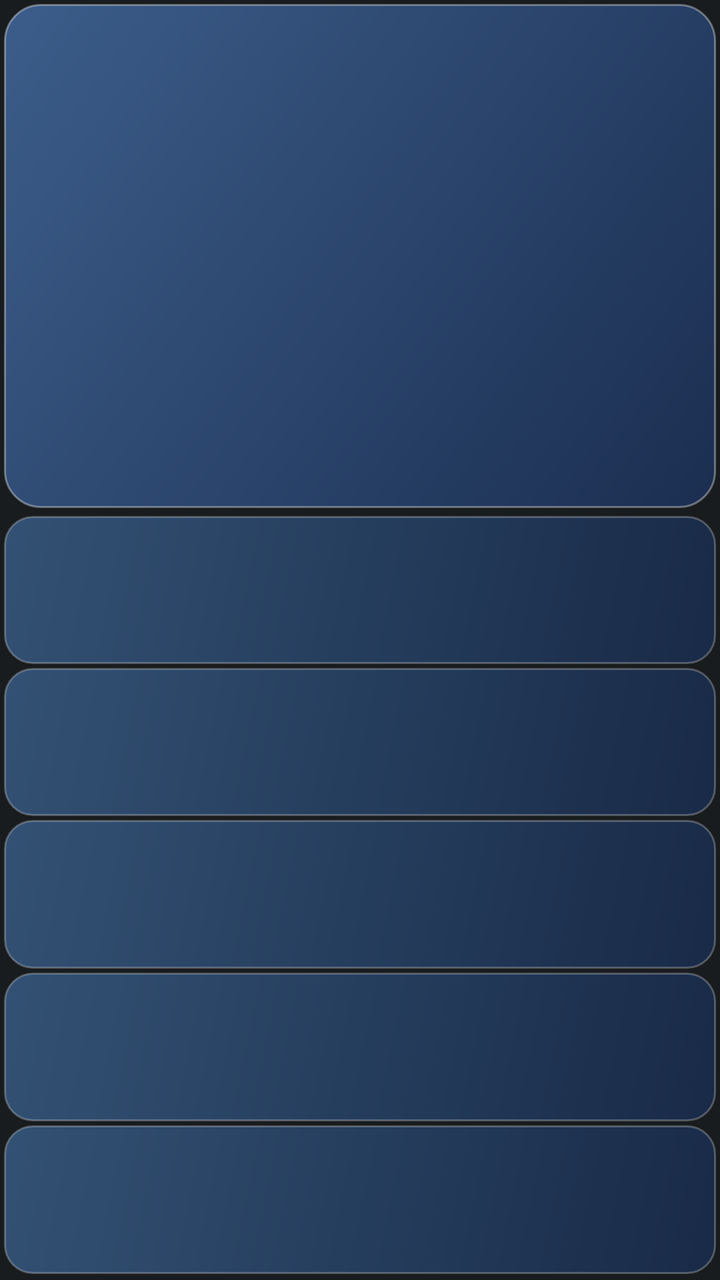
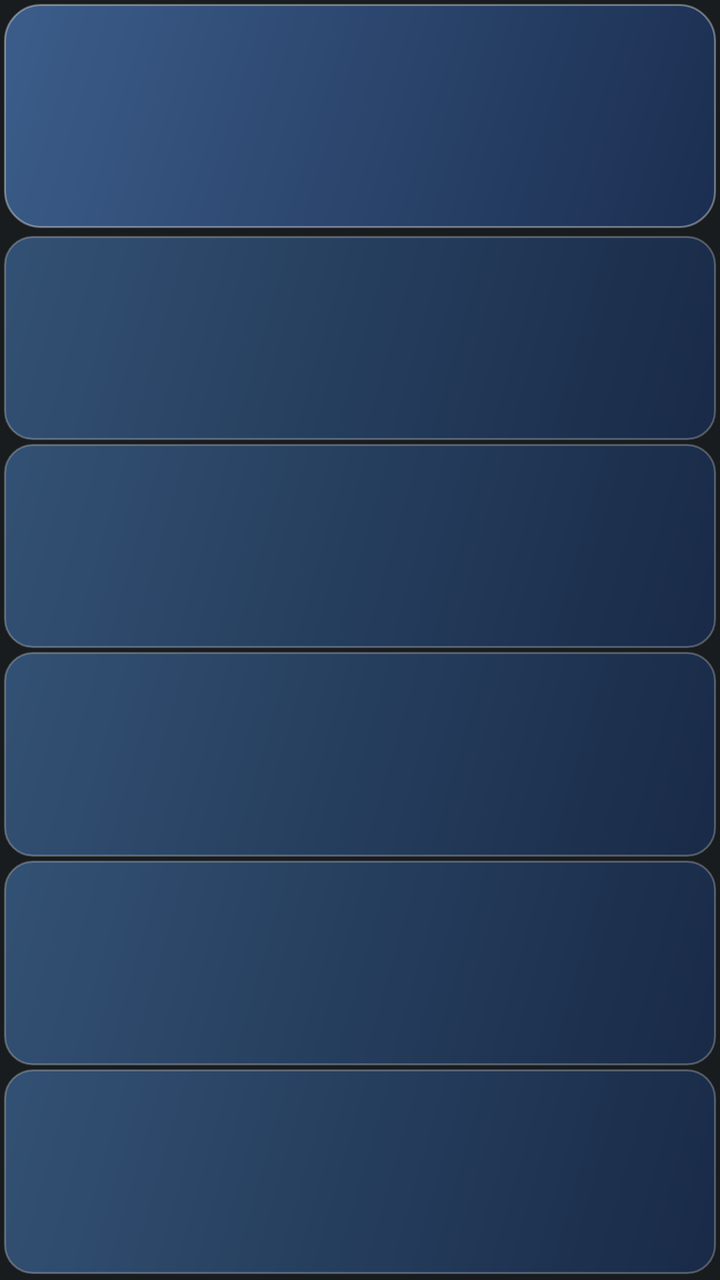

Two renders of the same Android screen: before a commit and after it. Below are the layout's source before the change and the commit's diff.
<!-- AndroidManifest.xml: application theme android:Theme.DeviceDefault.NoActionBar -->
<!-- res/layout/widget_namaz.xml -->
<?xml version="1.0" encoding="utf-8"?>
<LinearLayout xmlns:android="http://schemas.android.com/apk/res/android"
    android:id="@+id/w_root"
    android:layout_width="match_parent"
    android:layout_height="match_parent"
    android:background="@drawable/widget_bg"
    android:orientation="vertical"
    android:padding="2dp">

    
    <LinearLayout
        android:id="@+id/w_card"
        android:layout_width="match_parent"
        android:layout_height="0dp"
        android:layout_marginBottom="3dp"
        android:layout_weight="4.3"
        android:background="@drawable/glass_card"
        android:gravity="center"
        android:orientation="vertical"
        android:padding="4dp">

        <TextView
            android:id="@+id/w_clock"
            android:layout_width="wrap_content"
            android:layout_height="wrap_content"
            android:layout_marginBottom="2dp"
            android:fontFamily="sans-serif"
            android:includeFontPadding="false"
            android:maxLines="1"
            android:textColor="#FFFFFF"
            android:textSize="16sp"
            android:textStyle="bold" />

        <TextView
            android:id="@+id/w_label"
            android:layout_width="wrap_content"
            android:layout_height="wrap_content"
            android:fontFamily="sans-serif"
            android:includeFontPadding="false"
            android:maxLines="1"
            android:textColor="#FFFFFF"
            android:textSize="10sp"
            android:textStyle="bold" />

        <TextView
            android:id="@+id/w_countdown"
            android:layout_width="wrap_content"
            android:layout_height="wrap_content"
            android:layout_marginTop="2dp"
            android:fontFamily="sans-serif"
            android:gravity="center"
            android:includeFontPadding="false"
            android:maxLines="2"
            android:textColor="#FFFFFF"
            android:textSize="16sp"
            android:textStyle="bold" />
    </LinearLayout>

    
    <LinearLayout
        android:layout_width="match_parent"
        android:layout_height="0dp"
        android:layout_weight="6.5"
        android:orientation="vertical">

        <LinearLayout
            android:id="@+id/p0"
            android:layout_width="match_parent"
            android:layout_height="0dp"
            android:layout_marginTop="1dp"
            android:layout_marginBottom="1dp"
            android:layout_weight="1"
            android:background="@drawable/glass_tile"
            android:gravity="center"
            android:orientation="vertical"
            android:paddingStart="2dp"
            android:paddingEnd="2dp">

            <TextView
                android:id="@+id/p0_name"
                android:layout_width="wrap_content"
                android:layout_height="wrap_content"
                android:fontFamily="sans-serif"
                android:includeFontPadding="false"
                android:maxLines="1"
                android:textColor="#E3ECF7"
                android:textSize="10sp"
                android:textStyle="bold" />

            <TextView
                android:id="@+id/p0_time"
                android:layout_width="wrap_content"
                android:layout_height="wrap_content"
                android:fontFamily="sans-serif"
                android:includeFontPadding="false"
                android:maxLines="1"
                android:textColor="#FFFFFF"
                android:textSize="14sp"
                android:textStyle="bold" />
        </LinearLayout>

        <LinearLayout
            android:id="@+id/p1"
            android:layout_width="match_parent"
            android:layout_height="0dp"
            android:layout_marginTop="1dp"
            android:layout_marginBottom="1dp"
            android:layout_weight="1"
            android:background="@drawable/glass_tile"
            android:gravity="center"
            android:orientation="vertical"
            android:paddingStart="2dp"
            android:paddingEnd="2dp">

            <TextView
                android:id="@+id/p1_name"
                android:layout_width="wrap_content"
                android:layout_height="wrap_content"
                android:fontFamily="sans-serif"
                android:includeFontPadding="false"
                android:maxLines="1"
                android:textColor="#E3ECF7"
                android:textSize="10sp"
                android:textStyle="bold" />

            <TextView
                android:id="@+id/p1_time"
                android:layout_width="wrap_content"
                android:layout_height="wrap_content"
                android:fontFamily="sans-serif"
                android:includeFontPadding="false"
                android:maxLines="1"
                android:textColor="#FFFFFF"
                android:textSize="14sp"
                android:textStyle="bold" />
        </LinearLayout>

        <LinearLayout
            android:id="@+id/p2"
            android:layout_width="match_parent"
            android:layout_height="0dp"
            android:layout_marginTop="1dp"
            android:layout_marginBottom="1dp"
            android:layout_weight="1"
            android:background="@drawable/glass_tile"
            android:gravity="center"
            android:orientation="vertical"
            android:paddingStart="2dp"
            android:paddingEnd="2dp">

            <TextView
                android:id="@+id/p2_name"
                android:layout_width="wrap_content"
                android:layout_height="wrap_content"
                android:fontFamily="sans-serif"
                android:includeFontPadding="false"
                android:maxLines="1"
                android:textColor="#E3ECF7"
                android:textSize="10sp"
                android:textStyle="bold" />

            <TextView
                android:id="@+id/p2_time"
                android:layout_width="wrap_content"
                android:layout_height="wrap_content"
                android:fontFamily="sans-serif"
                android:includeFontPadding="false"
                android:maxLines="1"
                android:textColor="#FFFFFF"
                android:textSize="14sp"
                android:textStyle="bold" />
        </LinearLayout>

        <LinearLayout
            android:id="@+id/p3"
            android:layout_width="match_parent"
            android:layout_height="0dp"
            android:layout_marginTop="1dp"
            android:layout_marginBottom="1dp"
            android:layout_weight="1"
            android:background="@drawable/glass_tile"
            android:gravity="center"
            android:orientation="vertical"
            android:paddingStart="2dp"
            android:paddingEnd="2dp">

            <TextView
                android:id="@+id/p3_name"
                android:layout_width="wrap_content"
                android:layout_height="wrap_content"
                android:fontFamily="sans-serif"
                android:includeFontPadding="false"
                android:maxLines="1"
                android:textColor="#E3ECF7"
                android:textSize="10sp"
                android:textStyle="bold" />

            <TextView
                android:id="@+id/p3_time"
                android:layout_width="wrap_content"
                android:layout_height="wrap_content"
                android:fontFamily="sans-serif"
                android:includeFontPadding="false"
                android:maxLines="1"
                android:textColor="#FFFFFF"
                android:textSize="14sp"
                android:textStyle="bold" />
        </LinearLayout>

        <LinearLayout
            android:id="@+id/p4"
            android:layout_width="match_parent"
            android:layout_height="0dp"
            android:layout_marginTop="1dp"
            android:layout_marginBottom="1dp"
            android:layout_weight="1"
            android:background="@drawable/glass_tile"
            android:gravity="center"
            android:orientation="vertical"
            android:paddingStart="2dp"
            android:paddingEnd="2dp">

            <TextView
                android:id="@+id/p4_name"
                android:layout_width="wrap_content"
                android:layout_height="wrap_content"
                android:fontFamily="sans-serif"
                android:includeFontPadding="false"
                android:maxLines="1"
                android:textColor="#E3ECF7"
                android:textSize="10sp"
                android:textStyle="bold" />

            <TextView
                android:id="@+id/p4_time"
                android:layout_width="wrap_content"
                android:layout_height="wrap_content"
                android:fontFamily="sans-serif"
                android:includeFontPadding="false"
                android:maxLines="1"
                android:textColor="#FFFFFF"
                android:textSize="14sp"
                android:textStyle="bold" />
        </LinearLayout>
    </LinearLayout>
</LinearLayout>
<!-- resources referenced by this layout -->
<resources>
  <!-- drawable glass_card (drawable) -->
  <?xml version="1.0" encoding="utf-8"?>
  <shape xmlns:android="http://schemas.android.com/apk/res/android" android:shape="rectangle">
      <gradient
          android:angle="315"
          android:startColor="#B34A78B8"
          android:endColor="#B31B3566" />
      <stroke android:width="1dp" android:color="#59FFFFFF" />
      <corners android:radius="18dp" />
  </shape>
  <!-- drawable glass_tile (drawable) -->
  <?xml version="1.0" encoding="utf-8"?>
  <shape xmlns:android="http://schemas.android.com/apk/res/android" android:shape="rectangle">
      <gradient
          android:angle="315"
          android:startColor="#994473AD"
          android:endColor="#99183262" />
      <stroke android:width="1dp" android:color="#40FFFFFF" />
      <corners android:radius="14dp" />
  </shape>
  <!-- drawable widget_bg (drawable) -->
  <?xml version="1.0" encoding="utf-8"?>
  <shape xmlns:android="http://schemas.android.com/apk/res/android" android:shape="rectangle">
      <solid android:color="#00000000" />
  </shape>
</resources>

<!-- the commit's change to res/layout/widget_namaz.xml (unified diff, before → after) -->
@@ -13,23 +13,11 @@
         android:layout_width="match_parent"
         android:layout_height="0dp"
         android:layout_marginBottom="3dp"
-        android:layout_weight="4.3"
+        android:layout_weight="1.4"
         android:background="@drawable/glass_card"
         android:gravity="center"
         android:orientation="vertical"
-        android:padding="4dp">
-
-        <TextView
-            android:id="@+id/w_clock"
-            android:layout_width="wrap_content"
-            android:layout_height="wrap_content"
-            android:layout_marginBottom="2dp"
-            android:fontFamily="sans-serif"
-            android:includeFontPadding="false"
-            android:maxLines="1"
-            android:textColor="#FFFFFF"
-            android:textSize="16sp"
-            android:textStyle="bold" />
+        android:padding="2dp">
 
         <TextView
             android:id="@+id/w_label"
